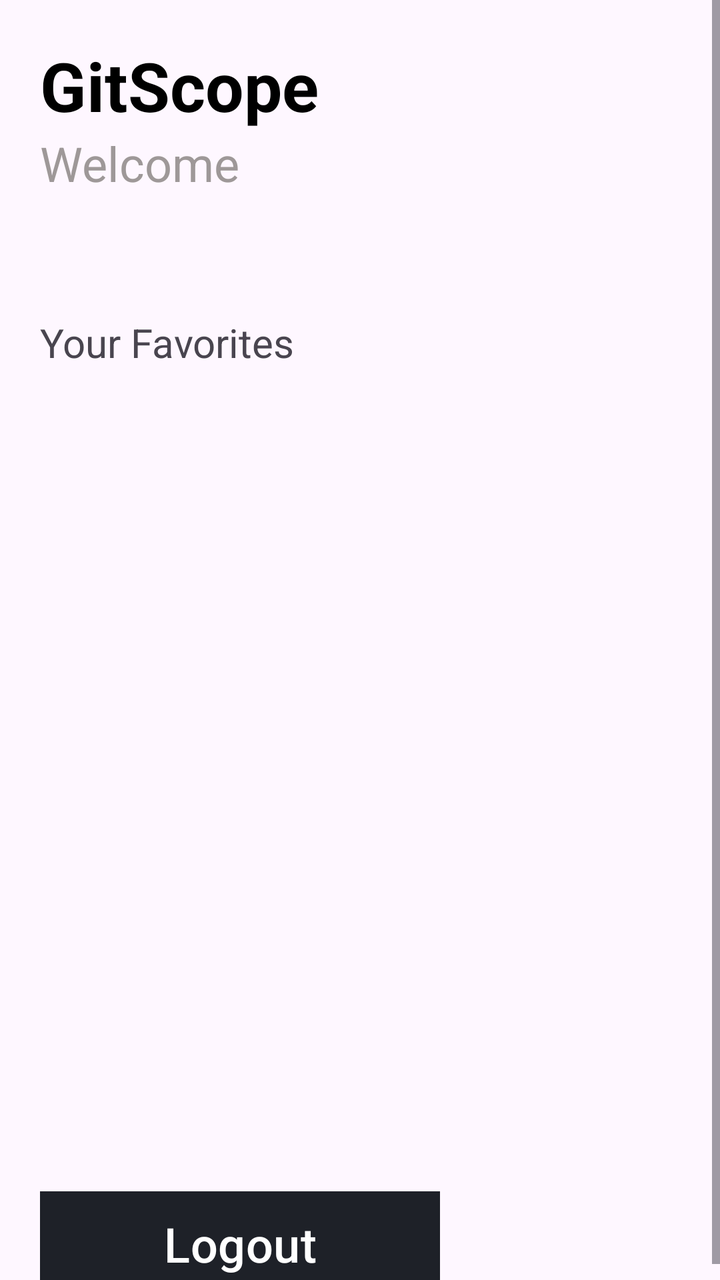
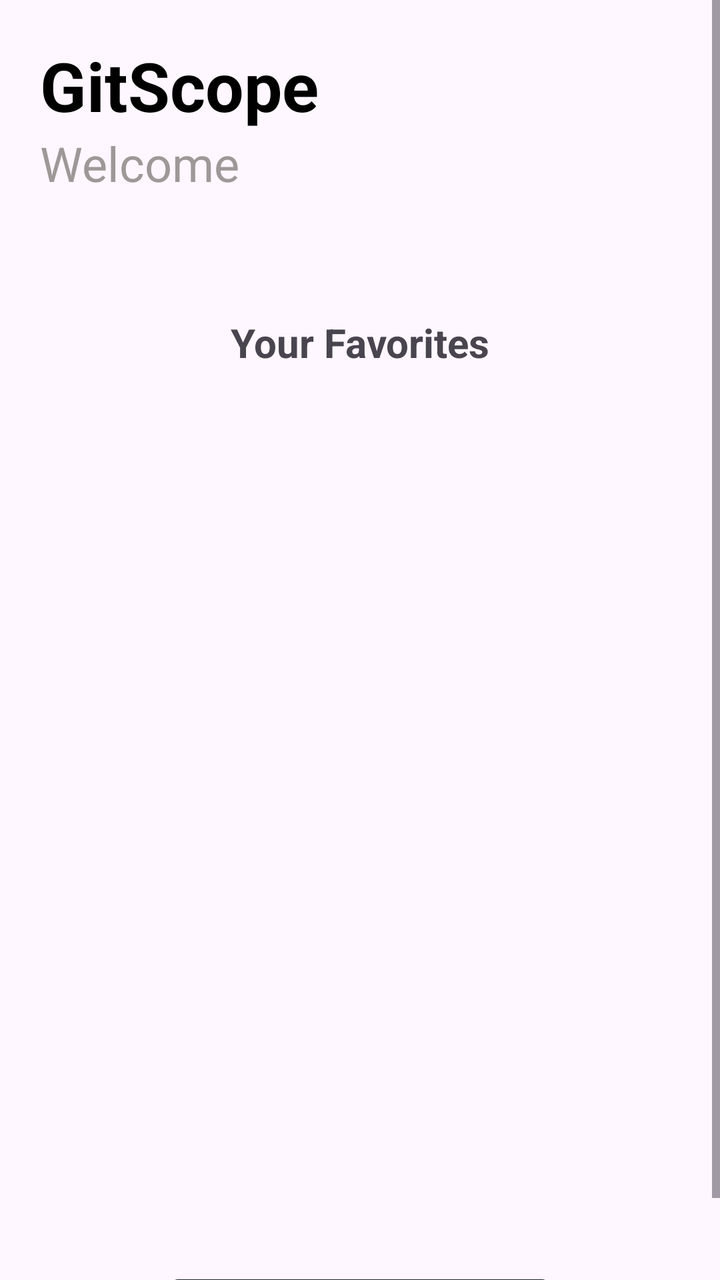

An Android layout rendered at two revisions. The XML below is the earlier revision; the diff shows what the commit changed to produce the second picture.
<!-- AndroidManifest.xml: application theme Theme.GitScope -->
<!-- res/layout/fragment_home.xml -->
<?xml version="1.0" encoding="utf-8"?>
<ScrollView xmlns:android="http://schemas.android.com/apk/res/android"
    android:layout_width="match_parent"
    android:layout_height="match_parent"
    xmlns:app="http://schemas.android.com/apk/res-auto"
    android:fillViewport="true">

    <LinearLayout
        android:layout_width="match_parent"
        android:layout_height="match_parent"
        android:orientation="vertical">

        <TextView
            android:id="@+id/textView3"
            android:layout_width="match_parent"
            android:layout_height="wrap_content"
            android:layout_marginLeft="20dp"
            android:layout_marginTop="20dp"
            android:text="GitScope"
            android:textColor="@color/black"
            android:textSize="34sp"
            android:textStyle="bold" />

        <TextView
            android:id="@+id/welcome"
            android:layout_width="match_parent"
            android:layout_height="wrap_content"
            android:layout_marginLeft="20dp"
            android:layout_marginBottom="40dp"
            android:paddingBottom="20dp"
            android:text="Welcome"
            android:textColor="#9E9898"
            android:textSize="24sp" />

        <TextView
            android:id="@+id/textView6"
            android:layout_width="match_parent"
            android:layout_height="wrap_content"
            android:layout_marginLeft="20dp"
            android:text="Your Favorites"
            android:textSize="20sp" />

        <androidx.recyclerview.widget.RecyclerView
            android:id="@+id/favoritesRecyclerView"
            android:layout_width="match_parent"
            android:layout_height="391dp"
            android:paddingLeft="10dp"
            android:paddingTop="10dp" />

        <com.google.android.material.button.MaterialButton
            android:id="@+id/logoutBtn"
            android:layout_width="200dp"
            android:layout_height="wrap_content"
            android:layout_marginLeft="20dp"
            android:layout_marginTop="20dp"
            android:background="@color/dark_grey"
            android:backgroundTint="@color/dark_grey"
            android:foregroundGravity="center_horizontal"
            android:gravity="center_horizontal"
            android:shadowColor="@color/dark_grey"
            android:text="Logout"
            android:textColor="@color/white"
            android:textColorLink="@color/white"
            android:textSize="24sp"
            app:backgroundTint="@color/dark_grey"/>
    </LinearLayout>
</ScrollView>
<!-- resources referenced by this layout -->
<resources>
  <color name="black">#FF000000</color>
  <color name="dark_grey">#1E2128</color>
  <color name="white">#FFFFFFFF</color>
  <style name="Theme.GitScope" parent="Base.Theme.GitScope" />
  <style name="Base.Theme.GitScope" parent="Theme.Material3.DayNight.NoActionBar">
          
          
      </style>
</resources>

<!-- the commit's change to res/layout/fragment_home.xml (unified diff, before → after) -->
@@ -36,32 +36,30 @@
             android:id="@+id/textView6"
             android:layout_width="match_parent"
             android:layout_height="wrap_content"
-            android:layout_marginLeft="20dp"
+            android:layout_marginBottom="20dp"
+            android:gravity="center"
             android:text="Your Favorites"
-            android:textSize="20sp" />
+            android:textSize="20sp"
+            android:textStyle="bold" />
 
         <androidx.recyclerview.widget.RecyclerView
             android:id="@+id/favoritesRecyclerView"
             android:layout_width="match_parent"
-            android:layout_height="391dp"
-            android:paddingLeft="10dp"
-            android:paddingTop="10dp" />
+            android:layout_height="391dp" />
 
         <com.google.android.material.button.MaterialButton
             android:id="@+id/logoutBtn"
             android:layout_width="200dp"
             android:layout_height="wrap_content"
-            android:layout_marginLeft="20dp"
-            android:layout_marginTop="20dp"
-            android:background="@color/dark_grey"
+            android:layout_gravity="center"
+            android:layout_marginTop="40dp"
             android:backgroundTint="@color/dark_grey"
-            android:foregroundGravity="center_horizontal"
-            android:gravity="center_horizontal"
             android:shadowColor="@color/dark_grey"
             android:text="Logout"
             android:textColor="@color/white"
             android:textColorLink="@color/white"
-            android:textSize="24sp"
-            app:backgroundTint="@color/dark_grey"/>
+            android:textSize="20sp"
+            app:backgroundTint="@color/dark_grey"
+            app:cornerRadius="10dp" />
     </LinearLayout>
 </ScrollView>
